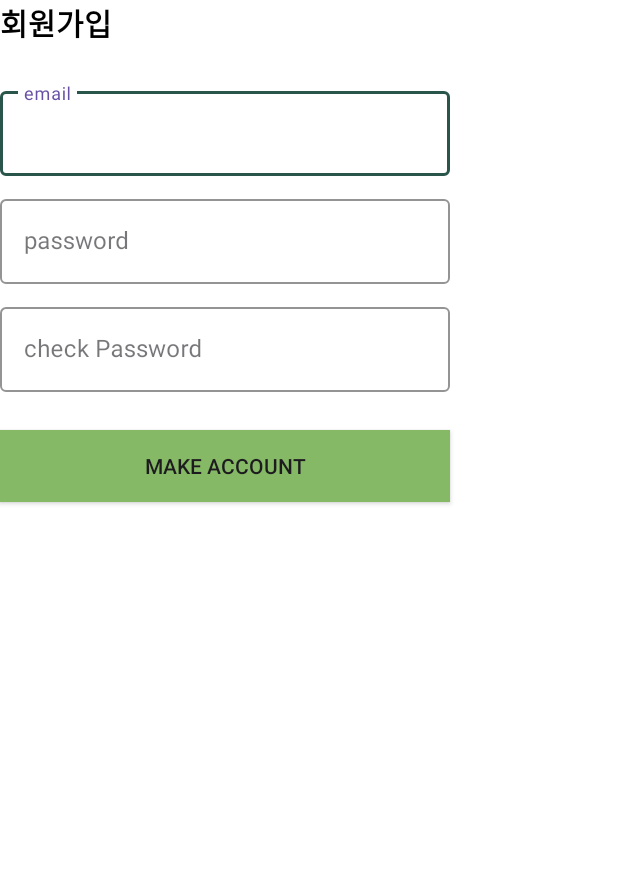
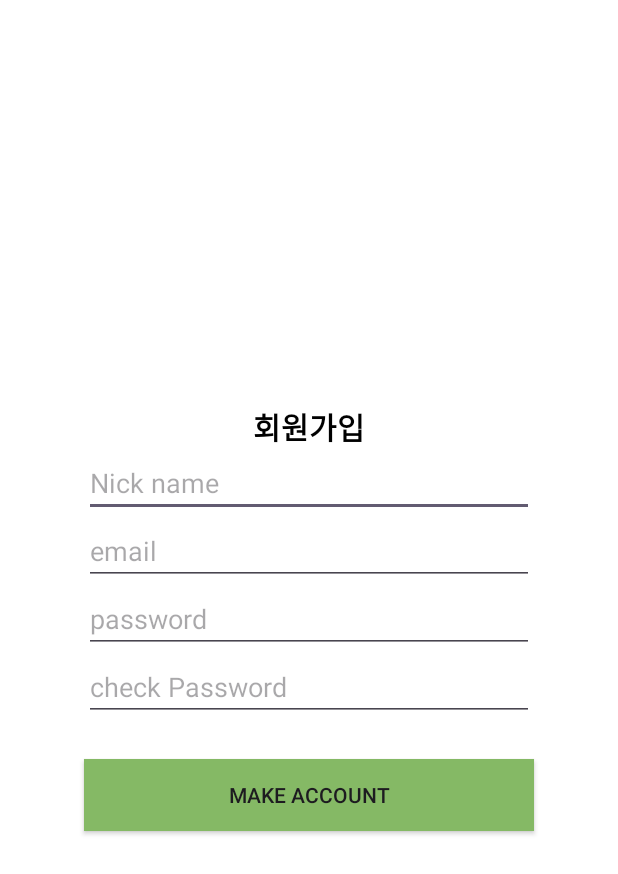
Before and after one commit to alsgudans/cropdiary, an Android app: the SignuppageActivity screen opened directly, with no data from a screen before it, on a phone screen of 412 x 824 dp. Shown: the top 874 px of the screen. Run offline under Robolectric (Android 15) with nearby library versions, the phone set to English and light mode, and no system bars; our stand-ins replace Firebase (no records; nobody signed in at launch, a user with empty details on screens opened directly).

Commit message:
done login page UI and login service

```diff
--- a/app/build.gradle.kts
+++ b/app/build.gradle.kts
@@ -1,7 +1,7 @@
 plugins {
+    id("com.google.gms.google-services")
     alias(libs.plugins.android.application)
     alias(libs.plugins.jetbrains.kotlin.android)
-    id("com.google.gms.google-services")
 }
 
 android {
@@ -43,7 +43,13 @@ dependencies {
 
     implementation(platform("com.google.firebase:firebase-bom:33.0.0"))
     implementation("com.google.firebase:firebase-analytics")
-    implementation ("com.firebaseui:firebase-ui-auth:7.2.0")
+
+    implementation("com.google.firebase:firebase-auth")
+    implementation("com.google.firebase:firebase-auth-ktx")
+
+
+    implementation("com.google.android.gms:play-services-auth:21.1.1")
+
     implementation(libs.androidx.core.ktx)
     implementation(libs.androidx.appcompat)
     implementation(libs.material)
--- a/app/src/main/java/com/example/mycrodiary/LoginpageActivity.kt
+++ b/app/src/main/java/com/example/mycrodiary/LoginpageActivity.kt
@@ -17,7 +17,6 @@ class LoginpageActivity : AppCompatActivity() {
 
     override fun onCreate(savedInstanceState: Bundle?) {
         super.onCreate(savedInstanceState)
-        enableEdgeToEdge()
 
         auth = Firebase.auth
 
@@ -30,7 +29,7 @@ class LoginpageActivity : AppCompatActivity() {
             startActivity(move_signinpage)
         }
 
-        binding.loginBtn.setOnClickListener(){
+        binding.loginBtn.setOnClickListener{
             var email = binding.inputEmail.text.toString()
             var pw = binding.inputPw.text.toString()
 
--- a/app/src/main/java/com/example/mycrodiary/SignuppageActivity.kt
+++ b/app/src/main/java/com/example/mycrodiary/SignuppageActivity.kt
@@ -1,18 +1,43 @@
 package com.example.mycrodiary
 
 import android.os.Bundle
+import android.util.Log
+import android.widget.Toast
 import androidx.activity.enableEdgeToEdge
 import androidx.appcompat.app.AppCompatActivity
 import androidx.core.view.ViewCompat
 import androidx.core.view.WindowInsetsCompat
 import com.example.mycrodiary.databinding.ActivitySignuppageBinding
+import com.google.firebase.Firebase
+import com.google.firebase.auth.FirebaseAuth
+import com.google.firebase.auth.auth
 
 class SignuppageActivity : AppCompatActivity() {
+
+    private lateinit var auth: FirebaseAuth
+
     override fun onCreate(savedInstanceState: Bundle?) {
         super.onCreate(savedInstanceState)
-        enableEdgeToEdge()
+
+        auth = Firebase.auth
 
         val binding = ActivitySignuppageBinding.inflate(layoutInflater)
         setContentView(binding.root)
+
+        binding.makeAccountBtn.setOnClickListener {
+            val newemail = binding.newEmail.text.toString()
+            val newpw = binding.newPw.text.toString()
+
+            auth.createUserWithEmailAndPassword(newemail, newpw)
+                    .addOnCompleteListener(this) { task ->
+                    if(task.isSuccessful) {
+                        Toast.makeText(this, "회원가입 완료", Toast.LENGTH_SHORT).show()
+                    }
+                    else{
+                        Toast.makeText(this, "Email 혹은 Password가 중복되었습니다.", Toast.LENGTH_SHORT).show()
+                    }
+                }
+
+        }
     }
 }
--- a/app/src/main/res/layout/activity_loginpage.xml
+++ b/app/src/main/res/layout/activity_loginpage.xml
@@ -48,7 +48,8 @@
             android:id="@+id/input_pw"
             android:layout_width="300dp"
             android:layout_height="wrap_content"
-            android:hint="password"/>
+            android:hint="password"
+            android:inputType="textPassword"/>
 
     </com.google.android.material.textfield.TextInputLayout>
 
--- a/app/src/main/res/layout/activity_signuppage.xml
+++ b/app/src/main/res/layout/activity_signuppage.xml
@@ -6,6 +6,7 @@
     android:layout_width="match_parent"
     android:layout_height="match_parent"
     android:orientation="vertical"
+    android:gravity="center"
     android:background="@color/white"
     tools:context=".SignuppageActivity">
 
@@ -16,56 +17,46 @@
         android:textSize="20dp"
         android:textStyle="bold"
         android:textColor="@color/black"/>
-
-    <com.google.android.material.textfield.TextInputLayout
-        style="@style/Widget.MaterialComponents.TextInputLayout.OutlinedBox"
-        app:boxStrokeColor="@color/bulu_green"
-        android:layout_width="wrap_content"
-        android:layout_height="wrap_content"
-        android:layout_marginTop="25dp"
         >
 
-        <com.google.android.material.textfield.TextInputEditText
+        <EditText
+            android:id="@+id/new_nickname"
+            android:layout_width="300dp"
+            android:layout_height="wrap_content"
+            android:hint="Nick name"/>
+
+
+
+
+
+        <EditText
             android:id="@+id/new_email"
             android:layout_width="300dp"
             android:layout_height="wrap_content"
             android:hint="email"/>
 
-    </com.google.android.material.textfield.TextInputLayout>
 
-    <com.google.android.material.textfield.TextInputLayout
-        style="@style/Widget.MaterialComponents.TextInputLayout.OutlinedBox"
-        app:boxStrokeColor="@color/bulu_green"
-        android:layout_width="wrap_content"
-        android:layout_height="wrap_content"
-        android:layout_marginTop="10dp"
-        >
 
-        <com.google.android.material.textfield.TextInputEditText
+        <EditText
             android:id="@+id/new_pw"
             android:layout_width="300dp"
             android:layout_height="wrap_content"
-            android:hint="password"/>
+            android:hint="password"
+            android:inputType="textPassword"/>
 
-    </com.google.android.material.textfield.TextInputLayout>
 
-    <com.google.android.material.textfield.TextInputLayout
-        style="@style/Widget.MaterialComponents.TextInputLayout.OutlinedBox"
-        app:boxStrokeColor="@color/bulu_green"
-        android:layout_width="wrap_content"
-        android:layout_height="wrap_content"
-        android:layout_marginTop="10dp"
-        >
 
-        <com.google.android.material.textfield.TextInputEditText
+
+        <EditText
             android:id="@+id/check_new_pw"
             android:layout_width="300dp"
             android:layout_height="wrap_content"
-            android:hint="check Password"/>
+            android:hint="check Password"
+            android:inputType="textPassword"/>
 
-    </com.google.android.material.textfield.TextInputLayout>
 
     <android.widget.Button
+        android:id="@+id/make_account_btn"
         android:layout_width="300dp"
         android:layout_height="wrap_content"
         android:layout_marginTop="25dp"
```
